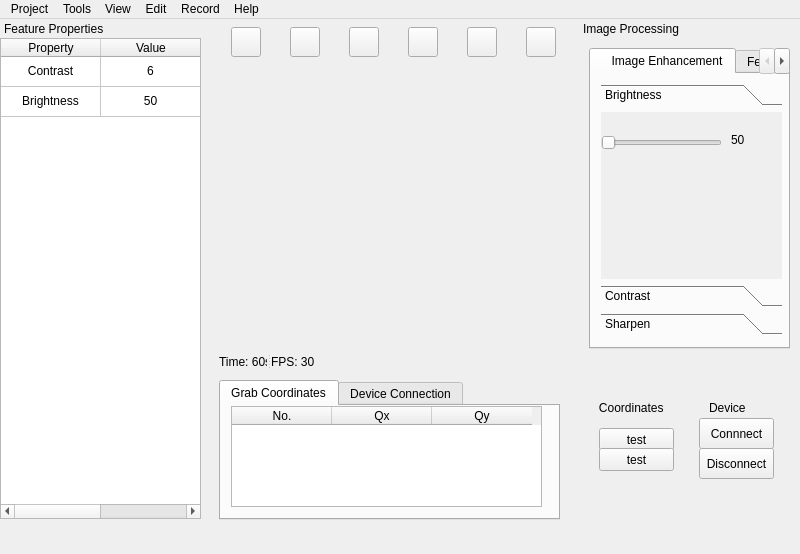
Above: mainwindow.ui from yuranxue272181/WPIMQP before the change. Below: the same form after it.
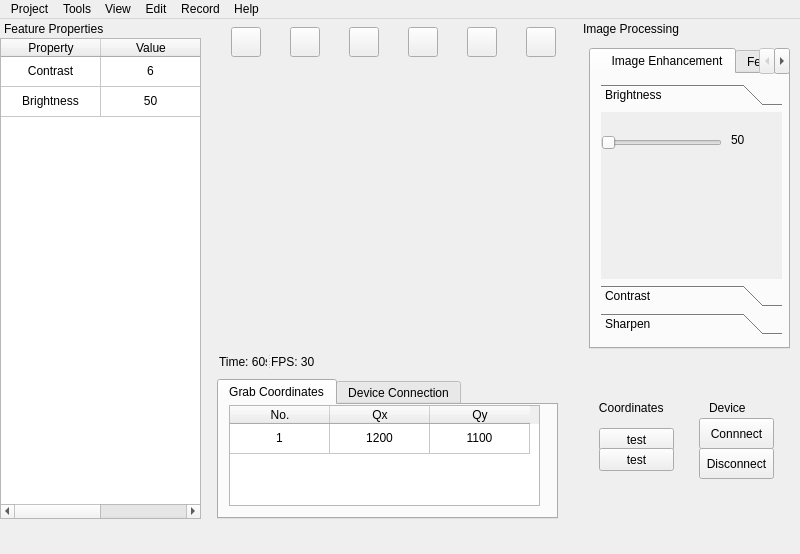
That is the form after the change.

```diff
--- a/mainwindow.ui
+++ b/mainwindow.ui
@@ -72,8 +72,8 @@
    <widget class="QTabWidget" name="tabWidget_2">
     <property name="geometry">
      <rect>
-      <x>12</x>
-      <y>361</y>
+      <x>10</x>
+      <y>360</y>
       <width>341</width>
       <height>140</height>
      </rect>
@@ -84,6 +84,9 @@
       <height>140</height>
      </size>
     </property>
+    <property name="layoutDirection">
+     <enum>Qt::LayoutDirection::LeftToRight</enum>
+    </property>
     <property name="currentIndex">
      <number>0</number>
     </property>
@@ -110,8 +113,9 @@
        <bool>false</bool>
       </attribute>
       <attribute name="verticalHeaderVisible">
-       <bool>true</bool>
+       <bool>false</bool>
       </attribute>
+      <row/>
       <column>
        <property name="text">
         <string>No.</string>
@@ -127,6 +131,30 @@
         <string>Qy</string>
        </property>
       </column>
+      <item row="0" column="0">
+       <property name="text">
+        <string>1</string>
+       </property>
+       <property name="textAlignment">
+        <set>AlignCenter</set>
+       </property>
+      </item>
+      <item row="0" column="1">
+       <property name="text">
+        <string>1200</string>
+       </property>
+       <property name="textAlignment">
+        <set>AlignCenter</set>
+       </property>
+      </item>
+      <item row="0" column="2">
+       <property name="text">
+        <string>1100</string>
+       </property>
+       <property name="textAlignment">
+        <set>AlignCenter</set>
+       </property>
+      </item>
      </widget>
     </widget>
     <widget class="QWidget" name="tab_5">
@@ -190,7 +218,7 @@
      </property>
     </widget>
    </widget>
-   <widget class="QWidget" name="">
+   <widget class="QWidget" name="layoutWidget">
     <property name="geometry">
      <rect>
       <x>1</x>
```
